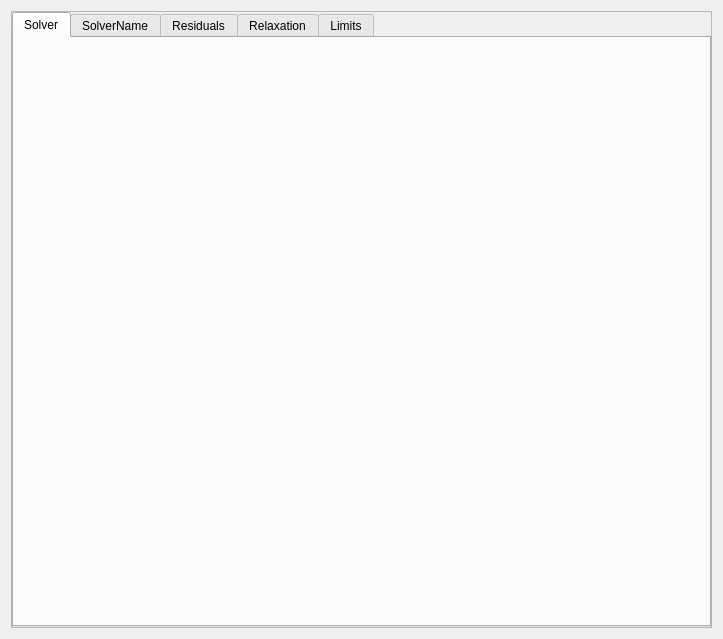
eeaapp6/AppFlow-Agent, file GUIDialog/GUICalculateDialog/SolutionWidget.ui: the form before one commit.
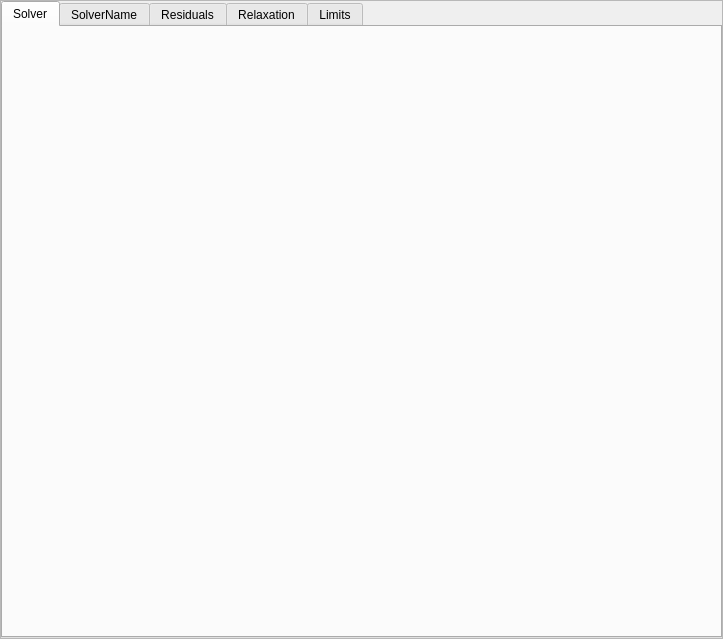
The form after the commit.

Commit message: solution界面添加

What changed in the file:
```diff
--- a/GUIDialog/GUICalculateDialog/SolutionWidget.ui
+++ b/GUIDialog/GUICalculateDialog/SolutionWidget.ui
@@ -14,6 +14,18 @@
    <string>Form</string>
   </property>
   <layout class="QGridLayout" name="gridLayout">
+   <property name="leftMargin">
+    <number>0</number>
+   </property>
+   <property name="topMargin">
+    <number>0</number>
+   </property>
+   <property name="rightMargin">
+    <number>0</number>
+   </property>
+   <property name="bottomMargin">
+    <number>0</number>
+   </property>
    <item row="0" column="0">
     <widget class="QScrollArea" name="scrollArea">
      <property name="widgetResizable">
@@ -24,8 +36,8 @@
        <rect>
         <x>0</x>
         <y>0</y>
-        <width>703</width>
-        <height>619</height>
+        <width>721</width>
+        <height>637</height>
        </rect>
       </property>
       <layout class="QGridLayout" name="gridLayout_2">
@@ -50,6 +62,24 @@
           <attribute name="title">
            <string>Solver</string>
           </attribute>
+          <layout class="QGridLayout" name="gridLayout_3">
+           <item row="0" column="0">
+            <layout class="QVBoxLayout" name="verticalLayout_Solvers"/>
+           </item>
+           <item row="1" column="0">
+            <spacer name="verticalSpacer">
+             <property name="orientation">
+              <enum>Qt::Vertical</enum>
+             </property>
+             <property name="sizeHint" stdset="0">
+              <size>
+               <width>20</width>
+               <height>565</height>
+              </size>
+             </property>
+            </spacer>
+           </item>
+          </layout>
          </widget>
          <widget class="QWidget" name="SolverName">
           <attribute name="title">
```
Left out of the diff: 72 changed lines with no effect on the pictures. The commit also changes 9 other files.
